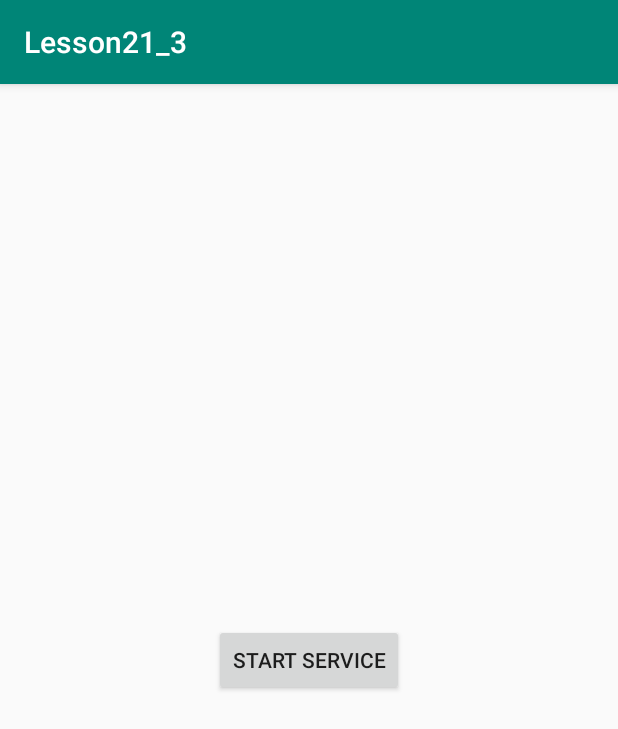
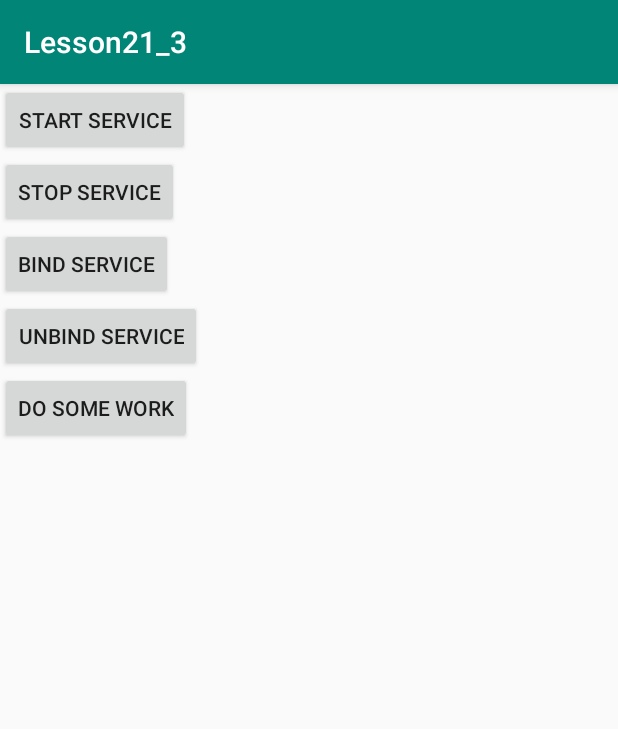
Before and after one commit to vln90/AndroidSchool-Lesson21, an Android app: the screen it shows after launch (MainActivity), after a tap on "START SERVICE", on a phone screen of 412 x 824 dp. Shown: the top 729 px of the screen. Run offline under Robolectric (Android 15) with nearby library versions, the phone set to English and light mode, and no system bars.

Commit message:
Add bound service.

```diff
--- a/app/src/main/java/com/vleonidov/lesson21_3/MainActivity.java
+++ b/app/src/main/java/com/vleonidov/lesson21_3/MainActivity.java
@@ -1,19 +1,55 @@
 package com.vleonidov.lesson21_3;
 
+import android.content.ComponentName;
 import android.content.Intent;
+import android.content.ServiceConnection;
 import android.os.Bundle;
+import android.os.IBinder;
+import android.util.Log;
 import android.view.View;
+import android.widget.TextView;
 
 import androidx.appcompat.app.AppCompatActivity;
 
 public class MainActivity extends AppCompatActivity implements View.OnClickListener {
+
+    private static final String TAG = "BoundService";
+
+    private boolean mIsServiceBound;
+    private TimerService mBoundService;
+
+    private TextView mTimerTextView;
+
+    private ServiceConnection mServiceConnection = new ServiceConnection() {
+        @Override
+        public void onServiceConnected(ComponentName componentName, IBinder iBinder) {
+            Log.d(TAG, "onServiceConnected() called with: componentName = [" + componentName + "], iBinder = [" + iBinder + "]");
+
+            mBoundService = ((TimerService.LocalBinder) iBinder).getBoundService();
+            mIsServiceBound = true;
+        }
+
+        @Override
+        public void onServiceDisconnected(ComponentName componentName) {
+            Log.d(TAG, "onServiceDisconnected() called with: componentName = [" + componentName + "]");
+
+            mBoundService = null;
+            mIsServiceBound = false;
+        }
+    };
 
     @Override
     protected void onCreate(Bundle savedInstanceState) {
         super.onCreate(savedInstanceState);
         setContentView(R.layout.activity_main);
 
+        mTimerTextView = findViewById(R.id.timer_text_view);
+
         findViewById(R.id.start_service_button).setOnClickListener(this);
+        findViewById(R.id.stop_service).setOnClickListener(this);
+        findViewById(R.id.bind_service).setOnClickListener(this);
+        findViewById(R.id.unbind_service).setOnClickListener(this);
+        findViewById(R.id.do_work_button).setOnClickListener(this);
     }
 
     @Override
@@ -21,9 +57,40 @@ public class MainActivity extends AppCompatActivity implements View.OnClickListe
         switch (view.getId()) {
             case R.id.start_service_button:
 
-                Intent intent = new Intent(MainActivity.this, TimerService.class);
-                startService(intent);
+//                Intent intent = new Intent(MainActivity.this, TimerService.class);
+//                startService(intent);
+                Intent intentStartService = new Intent(MainActivity.this, TimerService.class);
+                startService(intentStartService);
+                break;
+            case R.id.stop_service:
+//                Intent intentStopService = new Intent(MainActivity.this, BoundService.class);
+//                stopService(intentStopService);
+                Intent intentStopServiceByAction = new Intent(MainActivity.this, TimerService.class);
+                intentStopServiceByAction.setAction(BoundService.ACTION_CLOSE);
+                startService(intentStopServiceByAction);
+                break;
+            case R.id.bind_service:
+                Intent bindIntent = new Intent(this, TimerService.class);
+                bindService(bindIntent, mServiceConnection, BIND_AUTO_CREATE);
+                break;
+            case R.id.unbind_service:
+                if (mIsServiceBound) {
+                    unbindService(mServiceConnection);
 
+                    mIsServiceBound = false;
+                    mBoundService = null;
+                }
+                break;
+            case R.id.do_work_button:
+                if (mIsServiceBound) {
+//                    mBoundService.doSomeWork();
+                    mBoundService.startTimer(new TimerService.OnTimerChangedListener() {
+                        @Override
+                        public void onTimerChanged(String timerText) {
+                            mTimerTextView.setText(timerText);
+                        }
+                    });
+                }
                 break;
         }
     }
--- a/app/src/main/res/layout/activity_main.xml
+++ b/app/src/main/res/layout/activity_main.xml
@@ -1,19 +1,46 @@
 <?xml version="1.0" encoding="utf-8"?>
-<androidx.constraintlayout.widget.ConstraintLayout xmlns:android="http://schemas.android.com/apk/res/android"
-    xmlns:app="http://schemas.android.com/apk/res-auto"
+<LinearLayout xmlns:android="http://schemas.android.com/apk/res/android"
     xmlns:tools="http://schemas.android.com/tools"
     android:layout_width="match_parent"
     android:layout_height="match_parent"
+    android:orientation="vertical"
     tools:context=".MainActivity">
 
     <Button
         android:id="@+id/start_service_button"
         android:layout_width="wrap_content"
         android:layout_height="wrap_content"
-        android:text="Start service"
-        app:layout_constraintBottom_toBottomOf="parent"
-        app:layout_constraintLeft_toLeftOf="parent"
-        app:layout_constraintRight_toRightOf="parent"
-        app:layout_constraintTop_toTopOf="parent" />
+        android:text="Start service" />
 
-</androidx.constraintlayout.widget.ConstraintLayout>
+    <Button
+        android:id="@+id/stop_service"
+        android:layout_width="wrap_content"
+        android:layout_height="wrap_content"
+        android:text="stop service" />
+
+    <Button
+        android:id="@+id/bind_service"
+        android:layout_width="wrap_content"
+        android:layout_height="wrap_content"
+        android:text="Bind Service" />
+
+    <Button
+        android:id="@+id/unbind_service"
+        android:layout_width="wrap_content"
+        android:layout_height="wrap_content"
+        android:text="unbind service" />
+
+    <Button
+        android:id="@+id/do_work_button"
+        android:layout_width="wrap_content"
+        android:layout_height="wrap_content"
+        android:text="Do some work" />
+
+    <TextView
+        android:id="@+id/timer_text_view"
+        android:layout_width="wrap_content"
+        android:layout_height="wrap_content"
+        android:padding="16dp"
+        tools:text="Timer" />
+
+</LinearLayout>
```
Also changed, not shown: app/src/main/AndroidManifest.xml (+7 -3 lines), app/src/main/java/com/vleonidov/lesson21_3/BoundService.java (added, +82 -0 lines), app/src/main/java/com/vleonidov/lesson21_3/TimerService.java (+40 -2 lines).
